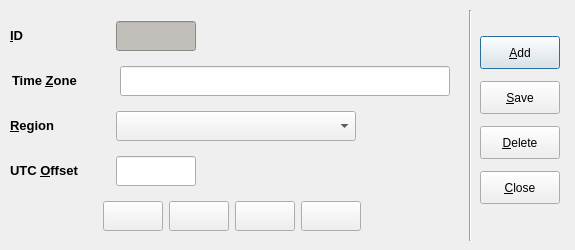
The window that code/pyqt/gui/timezone_setup.ui (soccermetrics/marcotti-desktop) describes before a commit, drawn with Qt 5.
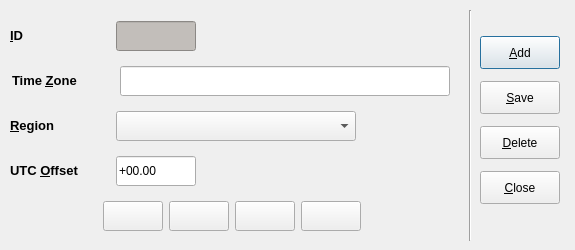
The same window after the commit. Icons and pictures are not drawn.

Commit message: Added input mask to UTC offset field (#25)

Diff of the .ui file:
```diff
--- a/code/pyqt/gui/timezone_setup.ui
+++ b/code/pyqt/gui/timezone_setup.ui
@@ -154,7 +154,7 @@
     </item>
    </layout>
   </widget>
-  <widget class="QWidget" name="">
+  <widget class="QWidget" name="layoutWidget">
    <property name="geometry">
     <rect>
      <x>10</x>
@@ -385,6 +385,12 @@
         <property name="toolTip">
          <string>Offset from UTC (Decimal hours)</string>
         </property>
+        <property name="inputMask">
+         <string>#00.00; </string>
+        </property>
+        <property name="text">
+         <string>+00.00</string>
+        </property>
        </widget>
       </item>
       <item>
```
The commit also changes 1 other file.
